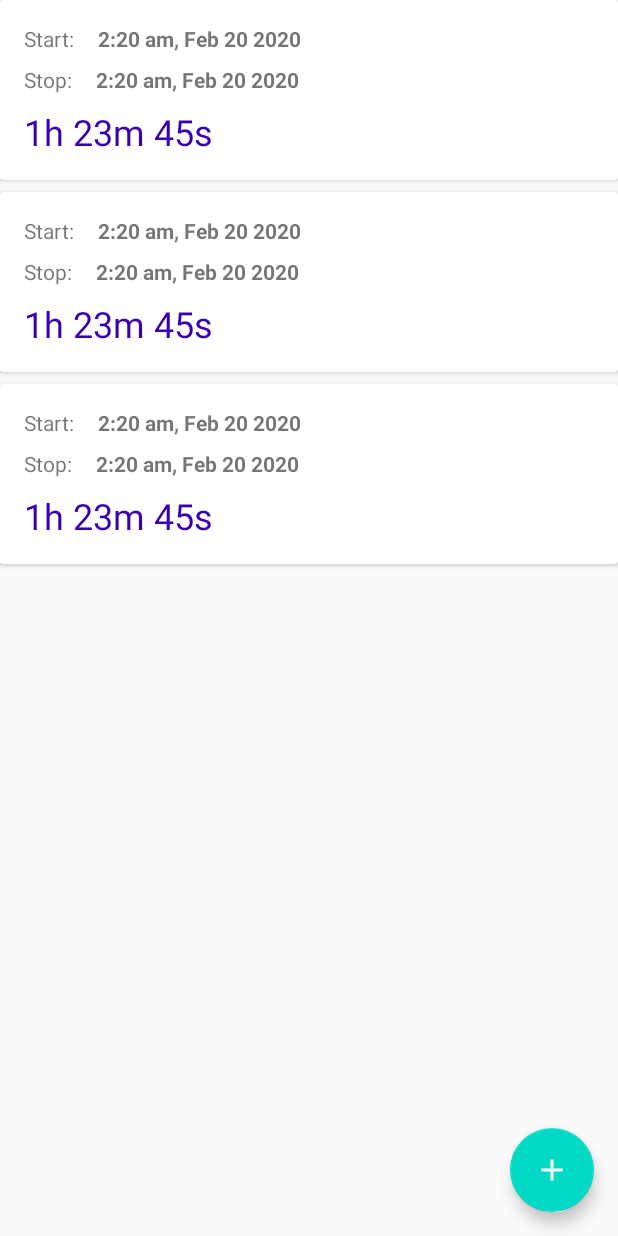
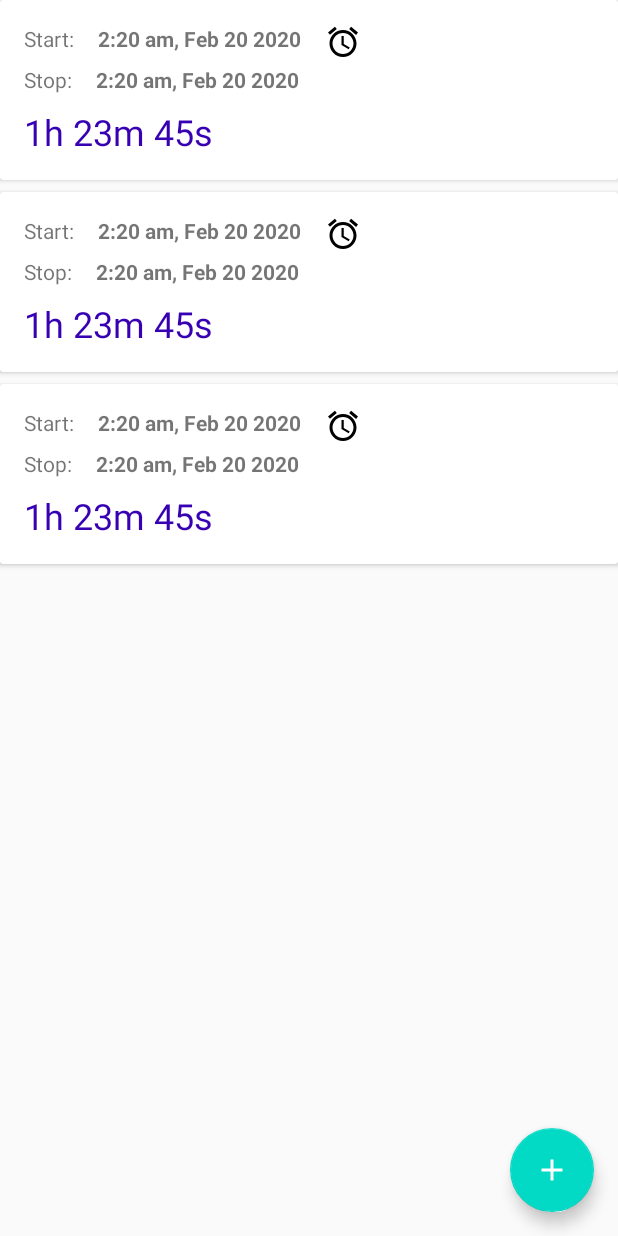
Before and after one commit to rbraith/sleep-target, an Android app: the layout session_archive_fragment.xml on its own in the app's theme, with its tools: preview values and no code run, on a phone screen of 412 x 824 dp. Run offline under Robolectric (Android 15) with nearby library versions, the phone set to English and light mode, and no system bars.

Commit message:
feat(session-archive): implement list item wake-time goal icon

```diff
--- a/app/src/main/java/com/rbraithwaite/sleepapp/ui/session_archive/SessionArchiveFragmentViewModel.java
+++ b/app/src/main/java/com/rbraithwaite/sleepapp/ui/session_archive/SessionArchiveFragmentViewModel.java
@@ -144,6 +144,7 @@ public class SessionArchiveFragmentViewModel
                 mDateTimeFormatter.formatFullDate(sleepSession.getStart()),
                 mDateTimeFormatter.formatFullDate(sleepSession.getEnd()),
                 // REFACTOR [21-01-13 2:06AM] -- inject this.
-                new DurationFormatter().formatDurationMillis(sleepSession.getDuration()));
+                new DurationFormatter().formatDurationMillis(sleepSession.getDuration()),
+                (sleepSession.getWakeTimeGoal() != null));
     }
 }
--- a/app/src/main/java/com/rbraithwaite/sleepapp/ui/session_archive/data/SessionArchiveListItem.java
+++ b/app/src/main/java/com/rbraithwaite/sleepapp/ui/session_archive/data/SessionArchiveListItem.java
@@ -10,6 +10,7 @@ public class SessionArchiveListItem
     public String startTime;
     public String endTime;
     public String sessionDuration;
+    public boolean hasWakeTimeGoal;
 
 //*********************************************************
 // api
@@ -18,12 +19,14 @@ public class SessionArchiveListItem
     public static SessionArchiveListItem create(
             String startTime,
             String endTime,
-            String sessionDuration)
+            String sessionDuration,
+            boolean hasWakeTimeGoal)
     {
         SessionArchiveListItem listItem = new SessionArchiveListItem();
         listItem.startTime = startTime;
         listItem.endTime = endTime;
         listItem.sessionDuration = sessionDuration;
+        listItem.hasWakeTimeGoal = hasWakeTimeGoal;
         return listItem;
     }
 }
--- /dev/null
+++ b/app/src/main/res/drawable/ic_baseline_alarm_24.xml
@@ -0,0 +1,5 @@
+<vector android:height="24dp" android:tint="#000000"
+    android:viewportHeight="24" android:viewportWidth="24"
+    android:width="24dp" xmlns:android="http://schemas.android.com/apk/res/android">
+    <path android:fillColor="@android:color/white" android:pathData="M22,5.72l-4.6,-3.86 -1.29,1.53 4.6,3.86L22,5.72zM7.88,3.39L6.6,1.86 2,5.71l1.29,1.53 4.59,-3.85zM12.5,8L11,8v6l4.75,2.85 0.75,-1.23 -4,-2.37L12.5,8zM12,4c-4.97,0 -9,4.03 -9,9s4.02,9 9,9c4.97,0 9,-4.03 9,-9s-4.03,-9 -9,-9zM12,20c-3.87,0 -7,-3.13 -7,-7s3.13,-7 7,-7 7,3.13 7,7 -3.13,7 -7,7z"/>
+</vector>
--- a/app/src/main/res/layout/session_archive_list_item.xml
+++ b/app/src/main/res/layout/session_archive_list_item.xml
@@ -68,5 +68,16 @@
             app:layout_constraintBottom_toBottomOf="parent"
             app:layout_constraintStart_toStartOf="parent"
             tools:text="1h 23m 45s" />
+
+        <ImageView
+            android:id="@+id/session_archive_list_item_waketime"
+            android:layout_width="wrap_content"
+            android:layout_height="wrap_content"
+            android:layout_marginStart="16dp"
+            android:layout_marginLeft="16dp"
+            android:layout_marginTop="16dp"
+            app:layout_constraintStart_toEndOf="@+id/session_archive_list_item_start_VALUE"
+            app:layout_constraintTop_toTopOf="parent"
+            app:srcCompat="@drawable/ic_baseline_alarm_24" />
     </androidx.constraintlayout.widget.ConstraintLayout>
 </androidx.cardview.widget.CardView>
```
Also changed, not shown: app/src/main/java/com/rbraithwaite/sleepapp/ui/session_archive/SessionArchiveRecyclerViewAdapter.java (+8 -0 lines), 1 other file.
